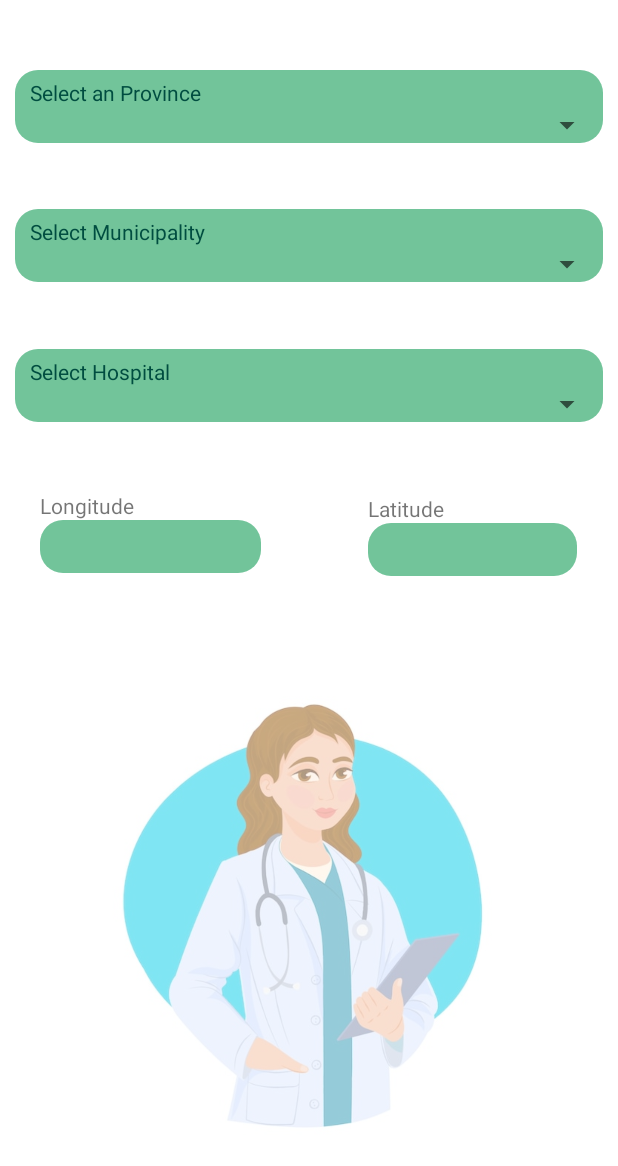
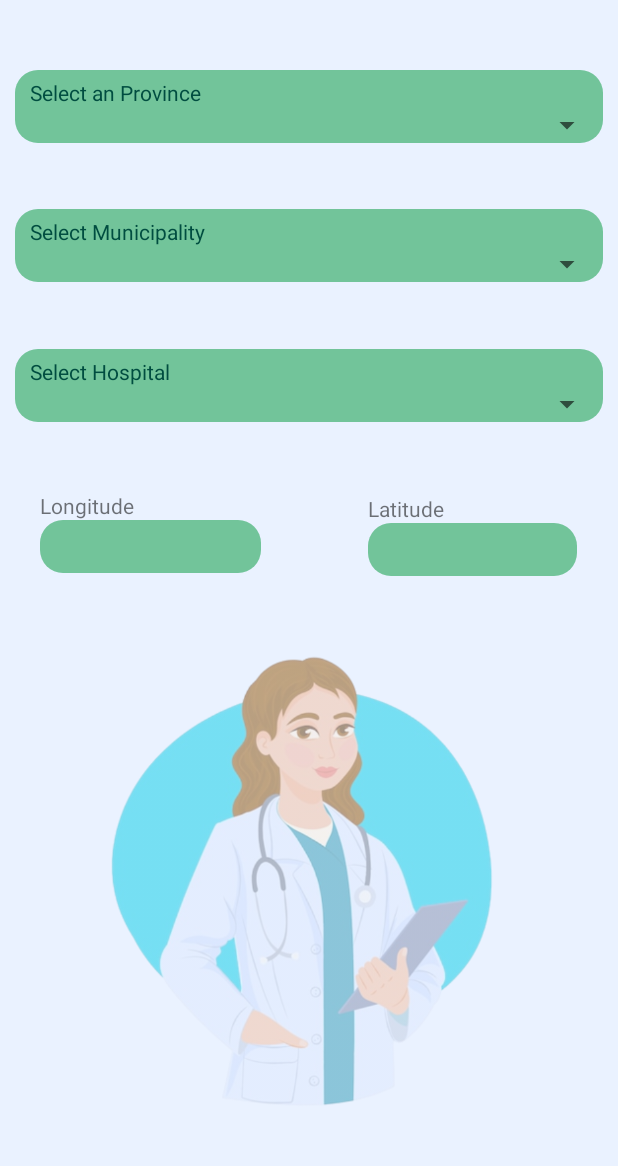
Before and after one commit to ANGGE0101/MEDIMAP_V1, an Android app: the layout activity_select_place.xml on its own in the app's theme, with its tools: preview values and no code run, on a phone screen of 412 x 824 dp. Shown: the top 1166 px of the screen. Run offline under Robolectric (Android 15) with nearby library versions, the phone set to English and light mode, and no system bars.

Commit message:
image doctotre.png changed

```diff
--- a/app/src/main/res/layout/activity_select_place.xml
+++ b/app/src/main/res/layout/activity_select_place.xml
@@ -3,22 +3,21 @@
     xmlns:app="http://schemas.android.com/apk/res-auto"
     xmlns:tools="http://schemas.android.com/tools"
     android:layout_width="match_parent"
-    android:layout_height="match_parent">
+    android:layout_height="match_parent"
+    android:background="#EAF2FF">
 
-    <ImageView
-        android:id="@+id/imageView7"
-        android:layout_width="309dp"
-        android:layout_height="390dp"
-        android:layout_marginTop="416dp"
+
+    <androidx.constraintlayout.utils.widget.ImageFilterView
+        android:id="@+id/imageFilterView13"
+        android:layout_width="411dp"
+        android:layout_height="328dp"
+        android:layout_marginTop="424dp"
         android:alpha="0.5"
-        android:background="#0FFFFFFF"
         app:layout_constraintEnd_toEndOf="parent"
+        app:layout_constraintHorizontal_bias="0.0"
         app:layout_constraintStart_toStartOf="parent"
         app:layout_constraintTop_toTopOf="parent"
-        app:srcCompat="@drawable/female_doctor_holding_clipboard_61841_1604"
-        tools:ignore="ImageContrastCheck" />
-
-
+        app:srcCompat="@drawable/doctotre" />
 
     <LinearLayout
         android:id="@+id/linearLayout2"
@@ -52,6 +51,7 @@
 
 
     <LinearLayout
+        android:id="@+id/linearLayout"
         android:layout_width="match_parent"
         android:layout_height="wrap_content"
         android:layout_marginLeft="10sp"
```
Also changed, not shown: app/src/main/res/drawable/doctotre.png (added).
